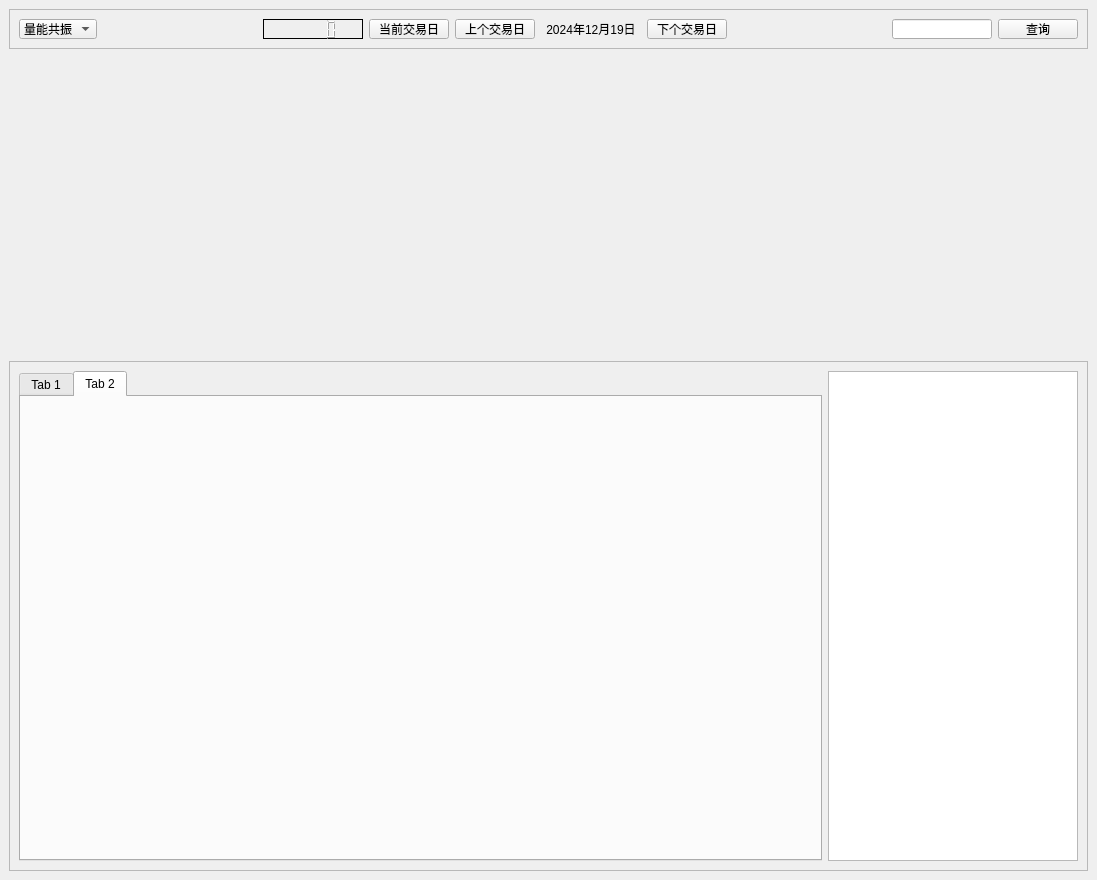
Qt form main.ui (kyugao/market_slice) before a commit.
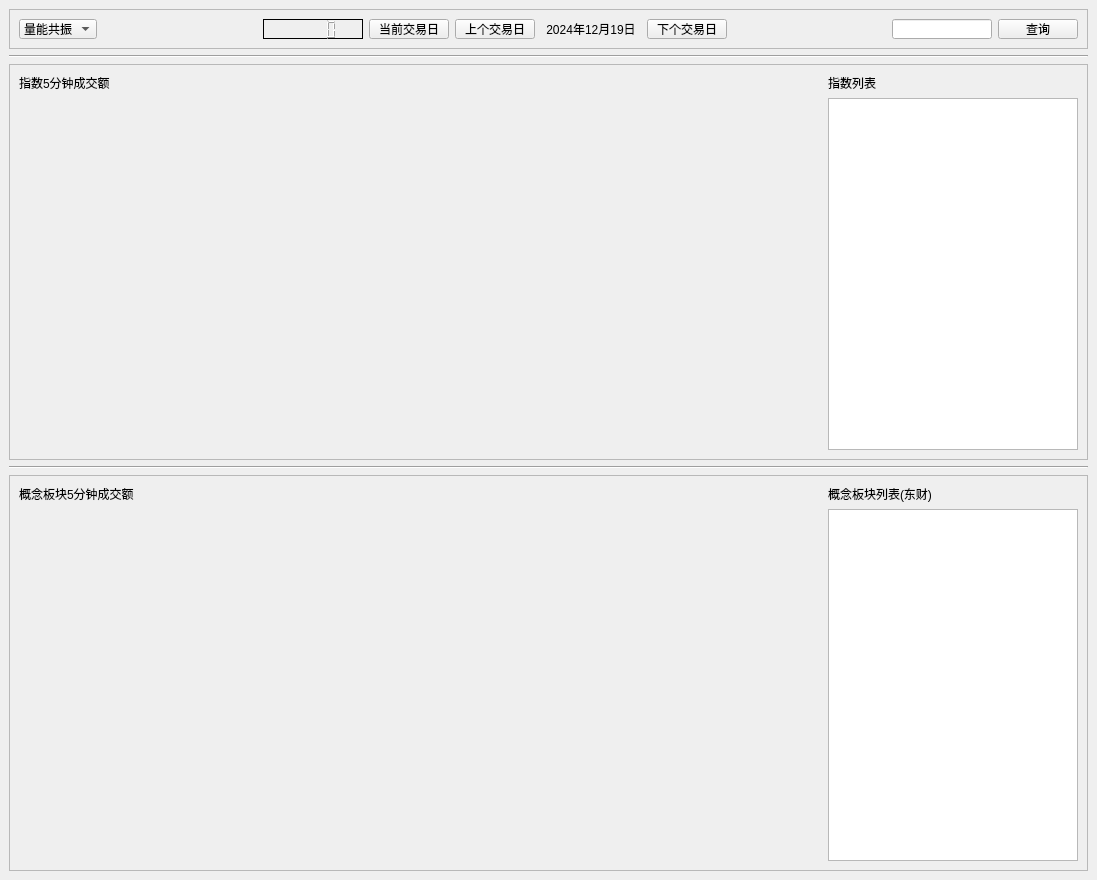
The same form after that commit.

Commit message: 完成板块历史5m数据

Diff of the .ui file:
```diff
--- a/main.ui
+++ b/main.ui
@@ -14,7 +14,7 @@
    <string>MainWindow</string>
   </property>
   <widget class="QWidget" name="centralwidget">
-   <layout class="QVBoxLayout" name="verticalLayout_2">
+   <layout class="QVBoxLayout" name="verticalLayout">
     <item>
      <widget class="QFrame" name="menu">
       <property name="sizePolicy">
@@ -220,12 +220,86 @@
      </widget>
     </item>
     <item>
-     <widget class="QWidget" name="headerFrame" native="true">
-      <property name="minimumSize">
-       <size>
-        <width>0</width>
-        <height>300</height>
-       </size>
+     <widget class="Line" name="line_2">
+      <property name="orientation">
+       <enum>Qt::Horizontal</enum>
+      </property>
+     </widget>
+    </item>
+    <item>
+     <widget class="QFrame" name="frame">
+      <property name="frameShape">
+       <enum>QFrame::StyledPanel</enum>
+      </property>
+      <property name="frameShadow">
+       <enum>QFrame::Raised</enum>
+      </property>
+      <layout class="QGridLayout" name="gridLayout_2">
+       <item row="1" column="0">
+        <widget class="QLabel" name="label_4">
+         <property name="text">
+          <string>指数5分钟成交额</string>
+         </property>
+        </widget>
+       </item>
+       <item row="1" column="1">
+        <widget class="QLabel" name="label_2">
+         <property name="text">
+          <string>指数列表</string>
+         </property>
+        </widget>
+       </item>
+       <item row="2" column="0">
+        <widget class="QWidget" name="headerFrame" native="true">
+         <property name="sizePolicy">
+          <sizepolicy hsizetype="Preferred" vsizetype="Expanding">
+           <horstretch>0</horstretch>
+           <verstretch>0</verstretch>
+          </sizepolicy>
+         </property>
+         <property name="minimumSize">
+          <size>
+           <width>0</width>
+           <height>300</height>
+          </size>
+         </property>
+         <property name="maximumSize">
+          <size>
+           <width>16777215</width>
+           <height>500</height>
+          </size>
+         </property>
+         <property name="sizeIncrement">
+          <size>
+           <width>1</width>
+           <height>0</height>
+          </size>
+         </property>
+        </widget>
+       </item>
+       <item row="2" column="1">
+        <widget class="QTableView" name="tableView_2">
+         <property name="minimumSize">
+          <size>
+           <width>0</width>
+           <height>300</height>
+          </size>
+         </property>
+         <property name="maximumSize">
+          <size>
+           <width>250</width>
+           <height>500</height>
+          </size>
+         </property>
+        </widget>
+       </item>
+      </layout>
+     </widget>
+    </item>
+    <item>
+     <widget class="Line" name="line">
+      <property name="orientation">
+       <enum>Qt::Horizontal</enum>
       </property>
      </widget>
     </item>
@@ -237,34 +311,55 @@
       <property name="frameShadow">
        <enum>QFrame::Raised</enum>
       </property>
-      <layout class="QHBoxLayout" name="horizontalLayout_3">
-       <item>
-        <widget class="QTabWidget" name="tabWidget">
-         <property name="autoFillBackground">
-          <bool>false</bool>
-         </property>
-         <property name="currentIndex">
-          <number>1</number>
-         </property>
-         <widget class="QWidget" name="tab">
-          <attribute name="title">
-           <string>Tab 1</string>
-          </attribute>
-         </widget>
-         <widget class="QWidget" name="tab_2">
-          <attribute name="title">
-           <string>Tab 2</string>
-          </attribute>
-          <layout class="QVBoxLayout" name="verticalLayout"/>
-         </widget>
-        </widget>
-       </item>
-       <item>
+      <layout class="QGridLayout" name="gridLayout_3">
+       <item row="2" column="1">
         <widget class="QTableView" name="tableView">
+         <property name="minimumSize">
+          <size>
+           <width>0</width>
+           <height>300</height>
+          </size>
+         </property>
          <property name="maximumSize">
           <size>
            <width>250</width>
-           <height>16777215</height>
+           <height>500</height>
+          </size>
+         </property>
+        </widget>
+       </item>
+       <item row="0" column="1">
+        <widget class="QLabel" name="label_3">
+         <property name="text">
+          <string>概念板块列表(东财)</string>
+         </property>
+        </widget>
+       </item>
+       <item row="0" column="0">
+        <widget class="QLabel" name="label_5">
+         <property name="text">
+          <string>概念板块5分钟成交额</string>
+         </property>
+        </widget>
+       </item>
+       <item row="2" column="0">
+        <widget class="QWidget" name="mainLeftFrame" native="true">
+         <property name="sizePolicy">
+          <sizepolicy hsizetype="Preferred" vsizetype="Expanding">
+           <horstretch>0</horstretch>
+           <verstretch>0</verstretch>
+          </sizepolicy>
+         </property>
+         <property name="minimumSize">
+          <size>
+           <width>0</width>
+           <height>300</height>
+          </size>
+         </property>
+         <property name="maximumSize">
+          <size>
+           <width>16777215</width>
+           <height>500</height>
           </size>
          </property>
         </widget>
```
The commit also changes 13 other files.
